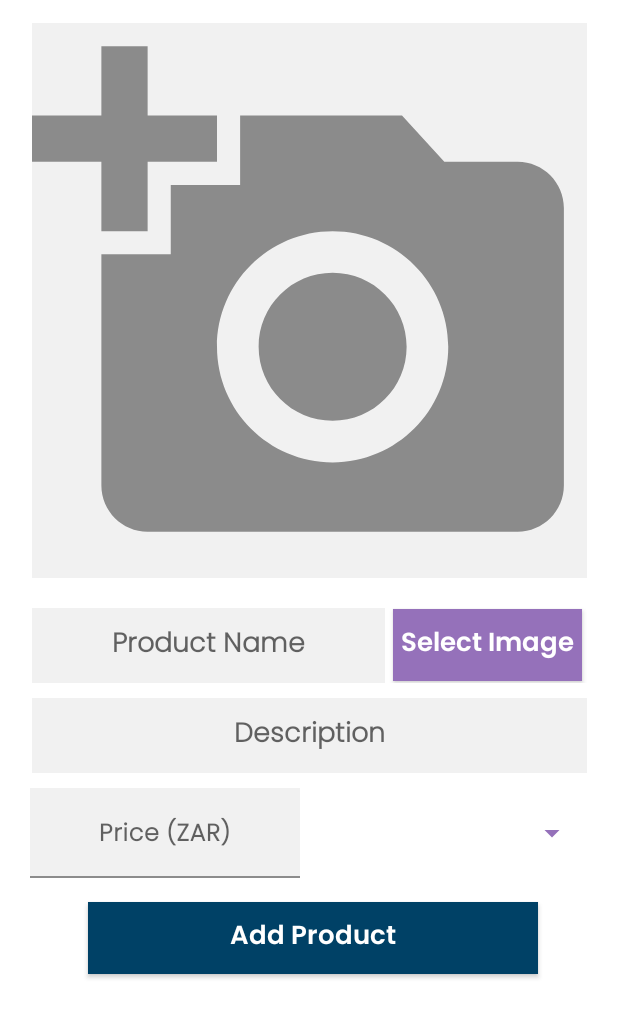
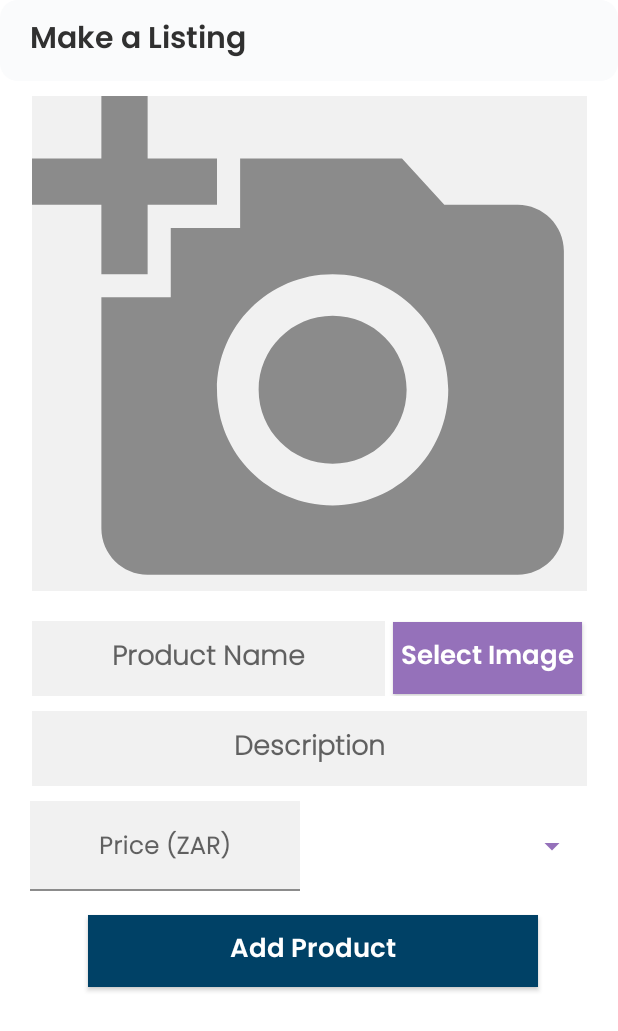
Before and after one commit to lucianIrsigler/mobile_computing_project, an Android app: the layout fragment_add_product.xml on its own in the app's theme, with its tools: preview values and no code run, on a phone screen of 412 x 824 dp. Shown: the top 1031 px of the screen. Run offline under Robolectric (Android 15) with nearby library versions, the phone set to English and light mode, and no system bars.

Commit message:
added the view product fragment and updated the user profile and add product fragment

```diff
--- /dev/null
+++ b/app/src/main/res/drawable/baseline_person_outline_24.xml
@@ -0,0 +1,5 @@
+<vector android:height="24dp" android:tint="#303030"
+    android:viewportHeight="24" android:viewportWidth="24"
+    android:width="24dp" xmlns:android="http://schemas.android.com/apk/res/android">
+    <path android:fillColor="@android:color/white" android:pathData="M12,5.9c1.16,0 2.1,0.94 2.1,2.1s-0.94,2.1 -2.1,2.1S9.9,9.16 9.9,8s0.94,-2.1 2.1,-2.1m0,9c2.97,0 6.1,1.46 6.1,2.1v1.1L5.9,18.1L5.9,17c0,-0.64 3.13,-2.1 6.1,-2.1M12,4C9.79,4 8,5.79 8,8s1.79,4 4,4 4,-1.79 4,-4 -1.79,-4 -4,-4zM12,13c-2.67,0 -8,1.34 -8,4v3h16v-3c0,-2.66 -5.33,-4 -8,-4z"/>
+</vector>
--- /dev/null
+++ b/app/src/main/res/drawable/search_box_background.xml
@@ -0,0 +1,5 @@
+<?xml version="1.0" encoding="utf-8"?>
+<shape android:shape="rectangle" xmlns:android="http://schemas.android.com/apk/res/android">
+    <solid android:color="#FAFBFC"/>
+    <corners android:radius="12dp"/>
+</shape>
--- a/app/src/main/res/layout/fragment_add_product.xml
+++ b/app/src/main/res/layout/fragment_add_product.xml
@@ -4,17 +4,55 @@
     android:layout_height="match_parent"
     xmlns:app="http://schemas.android.com/apk/res-auto">
 
+    <LinearLayout
+        android:id="@+id/add_product_header"
+        android:layout_width="match_parent"
+        android:layout_height="wrap_content"
+        android:orientation="horizontal"
+        app:layout_constraintStart_toStartOf="parent"
+        app:layout_constraintEnd_toEndOf="parent"
+        app:layout_constraintTop_toTopOf="parent"
+        >
+
+        <androidx.constraintlayout.widget.ConstraintLayout
+            android:layout_width="wrap_content"
+            android:layout_height="wrap_content"
+            android:layout_weight="1"
+            android:background="@drawable/search_box_background"
+
+            >
+
+            <TextView
+                android:layout_width="0dp"
+                android:layout_height="wrap_content"
+                android:fontFamily="@font/poppins_thin"
+                android:paddingStart="20dp"
+                android:paddingTop="10dp"
+                android:paddingBottom="10dp"
+                android:singleLine="true"
+                android:text="Make a Listing"
+                android:textColor="@color/grey_1"
+                android:textSize="20dp"
+                app:layout_constraintStart_toStartOf="parent"
+                app:layout_constraintEnd_toEndOf="parent"
+                app:layout_constraintTop_toTopOf="parent"
+                />
+
+        </androidx.constraintlayout.widget.ConstraintLayout>
+
+    </LinearLayout>
+
     <ImageView
         android:id="@+id/ivAddProductPlaceholder"
         android:layout_width="370dp"
-        android:layout_height="370dp"
-        app:layout_constraintTop_toTopOf="parent"
+        android:layout_height="330dp"
+        app:layout_constraintTop_toBottomOf="@id/add_product_header"
         app:layout_constraintStart_toStartOf="parent"
         app:layout_constraintEnd_toEndOf="parent"
-        android:layout_marginTop="15dp"
+        android:layout_marginTop="10dp"
         android:src="@drawable/baseline_add_a_photo_25"
         android:background="@color/grey_2"
-
+        android:scaleType="centerCrop"
         />
 
     <LinearLayout
```
Also changed, not shown: app/src/main/res/layout/fragment_user_profile.xml (+47 -13 lines), app/src/main/res/layout/fragment_view_product.xml (added, +143 -0 lines), app/src/main/res/layout/view_product_recycler_view_card.xml (added, +43 -0 lines).
